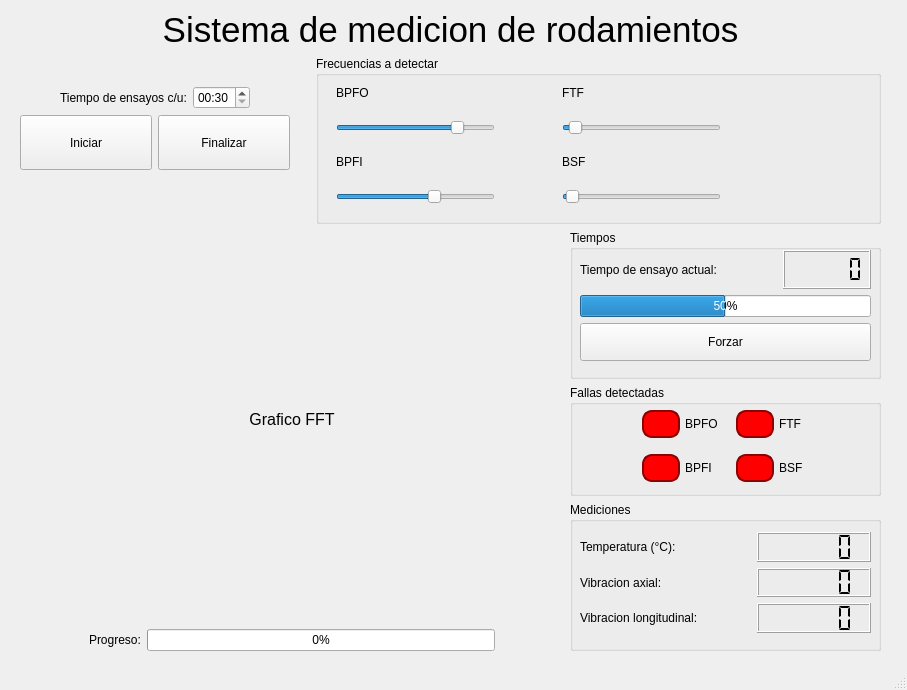
nvargas24/Sistema_medicion_de_rodamientos-SMR, file Interfaz de usuario(test)/menu.ui: the form before one commit.
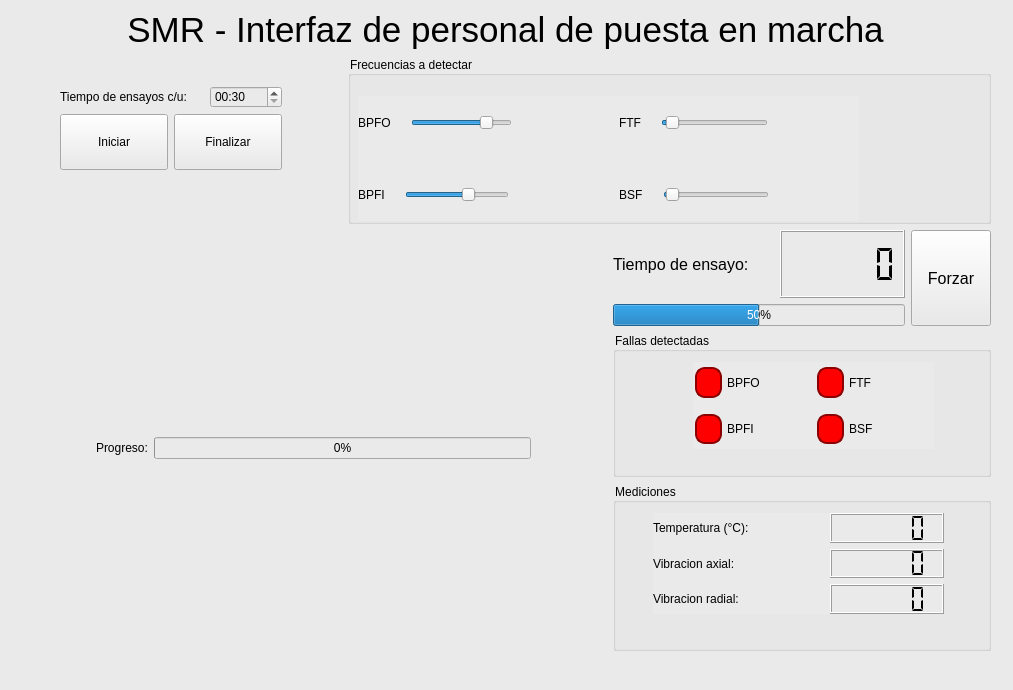
The form after the commit.

Commit message: agrego grafico de fft

```diff
--- a/Interfaz de usuario(test)/menu.ui
+++ b/Interfaz de usuario(test)/menu.ui
@@ -6,20 +6,23 @@
    <rect>
     <x>0</x>
     <y>0</y>
-    <width>907</width>
+    <width>1013</width>
     <height>690</height>
    </rect>
   </property>
   <property name="windowTitle">
    <string>MainWindow</string>
   </property>
+  <property name="styleSheet">
+   <string notr="true">background-color: #EAEAEA;</string>
+  </property>
   <widget class="QWidget" name="centralwidget">
    <widget class="QWidget" name="verticalLayoutWidget_2">
     <property name="geometry">
      <rect>
       <x>20</x>
       <y>10</y>
-      <width>861</width>
+      <width>971</width>
       <height>641</height>
      </rect>
     </property>
@@ -48,7 +51,7 @@
         <string notr="true">font: 75 26pt &quot;MS Shell Dlg 2&quot;;</string>
        </property>
        <property name="text">
-        <string>Sistema de medicion de rodamientos</string>
+        <string>SMR - Interfaz de personal de puesta en marcha</string>
        </property>
        <property name="alignment">
         <set>Qt::AlignCenter</set>
@@ -119,6 +122,12 @@
          </item>
          <item>
           <layout class="QHBoxLayout" name="horizontalLayout_16">
+           <property name="leftMargin">
+            <number>40</number>
+           </property>
+           <property name="rightMargin">
+            <number>40</number>
+           </property>
            <property name="bottomMargin">
             <number>20</number>
            </property>
@@ -186,10 +195,10 @@
          <widget class="QWidget" name="horizontalLayoutWidget_5">
           <property name="geometry">
            <rect>
-            <x>20</x>
-            <y>30</y>
-            <width>431</width>
-            <height>118</height>
+            <x>10</x>
+            <y>40</y>
+            <width>501</width>
+            <height>125</height>
            </rect>
           </property>
           <layout class="QHBoxLayout" name="horizontalLayout_5" stretch="1,1">
@@ -199,6 +208,8 @@
            <item>
             <layout class="QVBoxLayout" name="verticalLayout_4">
              <item>
+              <layout class="QHBoxLayout" name="horizontalLayout_6" stretch="0,6,4">
+               <item>
               <widget class="QLabel" name="label_9">
                <property name="text">
                 <string>BPFO</string>
@@ -206,8 +217,6 @@
               </widget>
              </item>
              <item>
-              <layout class="QHBoxLayout" name="horizontalLayout_6" stretch="6,1">
-               <item>
                 <widget class="QSlider" name="slider_bpfo">
                  <property name="minimum">
                   <number>100</number>
@@ -248,6 +257,8 @@
               </layout>
              </item>
              <item>
+              <layout class="QHBoxLayout" name="horizontalLayout_7" stretch="0,6,4">
+               <item>
               <widget class="QLabel" name="label_11">
                <property name="text">
                 <string>BPFI</string>
@@ -255,8 +266,6 @@
               </widget>
              </item>
              <item>
-              <layout class="QHBoxLayout" name="horizontalLayout_7" stretch="6,1">
-               <item>
                 <widget class="QSlider" name="slider_bpfi">
                  <property name="minimum">
                   <number>100</number>
@@ -295,6 +304,8 @@
            <item>
             <layout class="QVBoxLayout" name="verticalLayout_5">
              <item>
+              <layout class="QHBoxLayout" name="horizontalLayout_8" stretch="0,6,4">
+               <item>
               <widget class="QLabel" name="label_12">
                <property name="text">
                 <string>FTF</string>
@@ -302,8 +313,6 @@
               </widget>
              </item>
              <item>
-              <layout class="QHBoxLayout" name="horizontalLayout_8" stretch="6,1">
-               <item>
                 <widget class="QSlider" name="slider_ftf">
                  <property name="minimum">
                   <number>100</number>
@@ -338,6 +347,8 @@
               </layout>
              </item>
              <item>
+              <layout class="QHBoxLayout" name="horizontalLayout_9" stretch="0,6,4">
+               <item>
               <widget class="QLabel" name="label_14">
                <property name="text">
                 <string>BSF</string>
@@ -345,8 +356,6 @@
               </widget>
              </item>
              <item>
-              <layout class="QHBoxLayout" name="horizontalLayout_9" stretch="6,1">
-               <item>
                 <widget class="QSlider" name="slider_bsf">
                  <property name="minimum">
                   <number>100</number>
@@ -389,26 +398,11 @@
       </layout>
      </item>
      <item>
-      <layout class="QHBoxLayout" name="horizontalLayout_20" stretch="14,8">
+      <layout class="QHBoxLayout" name="horizontalLayout_20" stretch="14,9">
        <item>
-        <layout class="QVBoxLayout" name="verticalLayout_3" stretch="1,15,0">
+        <layout class="QVBoxLayout" name="verticalLayout_3" stretch="15,0">
          <item>
-          <widget class="QLabel" name="label_5">
-           <property name="font">
-            <font>
-             <pointsize>12</pointsize>
-            </font>
-           </property>
-           <property name="text">
-            <string>Grafico FFT</string>
-           </property>
-           <property name="alignment">
-            <set>Qt::AlignCenter</set>
-           </property>
-          </widget>
-         </item>
-         <item>
-          <layout class="QVBoxLayout" name="verticalLayout_2"/>
+          <layout class="QVBoxLayout" name="grafico_fft"/>
          </item>
          <item>
           <layout class="QHBoxLayout" name="horizontalLayout" stretch="2,1,10,2">
@@ -466,31 +460,22 @@
         </layout>
        </item>
        <item>
-        <layout class="QVBoxLayout" name="verticalLayout_11" stretch="8,6,8">
+        <layout class="QVBoxLayout" name="verticalLayout_11" stretch="4,6,7">
          <item>
-          <widget class="QGroupBox" name="groupBox_time">
-           <property name="styleSheet">
-            <string notr="true">font: 12pt &quot;MS Shell Dlg 2&quot;;</string>
-           </property>
-           <property name="title">
-            <string>Tiempos</string>
-           </property>
-           <widget class="QWidget" name="verticalLayoutWidget_8">
-            <property name="geometry">
-             <rect>
-              <x>10</x>
-              <y>20</y>
-              <width>291</width>
-              <height>111</height>
-             </rect>
-            </property>
-            <layout class="QVBoxLayout" name="verticalLayout_8" stretch="3,1,3">
+          <layout class="QHBoxLayout" name="horizontalLayout_12" stretch="6,1">
              <item>
-              <layout class="QHBoxLayout" name="horizontalLayout_11" stretch="9,4">
+            <layout class="QVBoxLayout" name="verticalLayout_8" stretch="3,1">
+             <item>
+              <layout class="QHBoxLayout" name="horizontalLayout_11" stretch="9,7">
                <item>
                 <widget class="QLabel" name="label_7">
+                 <property name="font">
+                  <font>
+                   <pointsize>12</pointsize>
+                  </font>
+                 </property>
                  <property name="text">
-                  <string>Tiempo de ensayo actual:</string>
+                  <string>Tiempo de ensayo:</string>
                  </property>
                 </widget>
                </item>
@@ -525,6 +510,8 @@
                </property>
               </widget>
              </item>
+            </layout>
+           </item>
              <item>
               <widget class="QPushButton" name="btn_forzar">
                <property name="sizePolicy">
@@ -533,14 +520,17 @@
                  <verstretch>0</verstretch>
                 </sizepolicy>
                </property>
+             <property name="font">
+              <font>
+               <pointsize>12</pointsize>
+              </font>
+             </property>
                <property name="text">
                 <string>Forzar</string>
                </property>
               </widget>
              </item>
             </layout>
-           </widget>
-          </widget>
          </item>
          <item>
           <widget class="QGroupBox" name="groupBox_leds">
@@ -553,10 +543,10 @@
            <widget class="QWidget" name="horizontalLayoutWidget_13">
             <property name="geometry">
              <rect>
-              <x>70</x>
-              <y>20</y>
-              <width>181</width>
-              <height>82</height>
+              <x>80</x>
+              <y>30</y>
+              <width>241</width>
+              <height>87</height>
              </rect>
             </property>
             <layout class="QHBoxLayout" name="horizontalLayout_15">
@@ -569,7 +559,7 @@
                 <number>0</number>
                </property>
                <item>
-                <layout class="QHBoxLayout" name="horizontalLayout_13">
+                <layout class="QHBoxLayout" name="horizontalLayout_13" stretch="1,3">
                  <property name="spacing">
                   <number>5</number>
                  </property>
@@ -627,7 +617,7 @@
                 </layout>
                </item>
                <item>
-                <layout class="QHBoxLayout" name="horizontalLayout_14">
+                <layout class="QHBoxLayout" name="horizontalLayout_14" stretch="1,3">
                  <property name="spacing">
                   <number>5</number>
                  </property>
@@ -671,12 +661,12 @@
              <item>
               <layout class="QVBoxLayout" name="verticalLayout_7">
                <item>
-                <layout class="QHBoxLayout" name="horizontalLayout_17">
+                <layout class="QHBoxLayout" name="horizontalLayout_17" stretch="1,3">
                  <property name="spacing">
                   <number>5</number>
                  </property>
                  <property name="leftMargin">
-                  <number>2</number>
+                  <number>0</number>
                  </property>
                  <property name="topMargin">
                   <number>5</number>
@@ -711,12 +701,12 @@
                 </layout>
                </item>
                <item>
-                <layout class="QHBoxLayout" name="horizontalLayout_18">
+                <layout class="QHBoxLayout" name="horizontalLayout_18" stretch="1,3">
                  <property name="spacing">
                   <number>5</number>
                  </property>
                  <property name="leftMargin">
-                  <number>2</number>
+                  <number>0</number>
                  </property>
                  <property name="topMargin">
                   <number>5</number>
@@ -767,7 +757,7 @@
            <widget class="QWidget" name="verticalLayoutWidget">
             <property name="geometry">
              <rect>
-              <x>10</x>
+              <x>40</x>
               <y>30</y>
               <width>291</width>
               <height>101</height>
@@ -836,7 +826,7 @@
                <item>
                 <widget class="QLabel" name="label_4">
                  <property name="text">
-                  <string>Vibracion longitudinal:</string>
+                  <string>Vibracion radial:</string>
                  </property>
                 </widget>
                </item>
```
Lines whose indentation alone changed are shown as unchanged. The commit also changes 6 other files.
